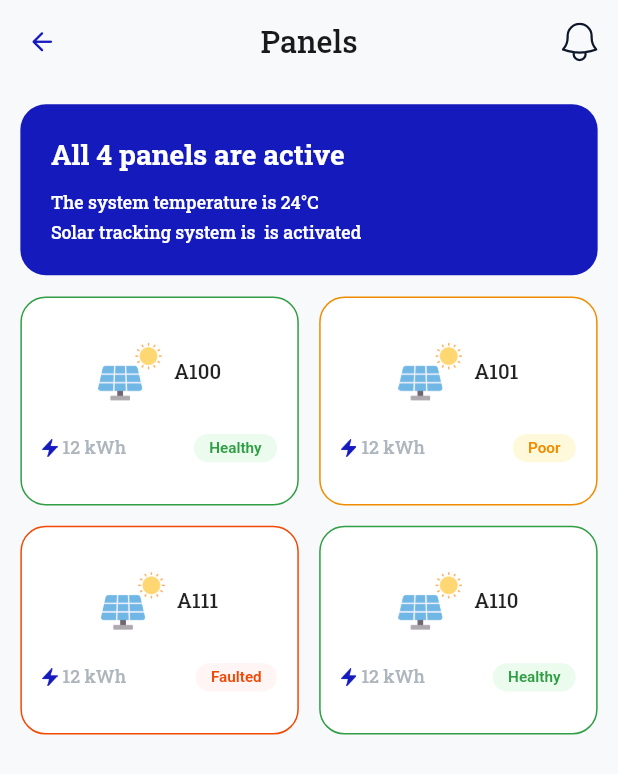
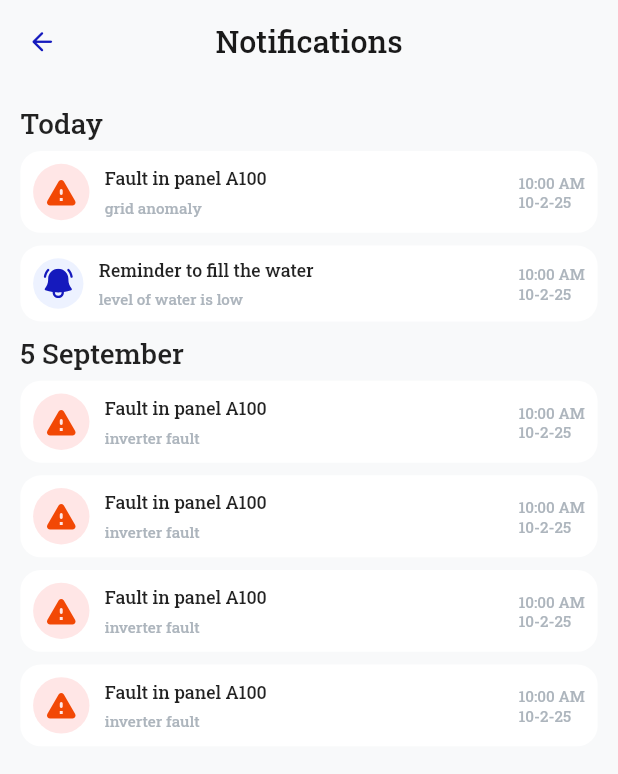
Before and after one commit to Habeba-Elhosary/solari-app, a Flutter app: the PanelsScreen screen opened directly, after a tap on an icon or button, on a phone screen of 412 x 824 dp. Shown: the top 774 px of the screen. Run offline on Flutter 3.47's test engine with Material 3 defaults, Android fonts, the phone set to English and light mode, and no system bars; our stand-ins replace bloc, bot_toast, cached_network_image, connectivity_plus, dio, easy_localization and 15 more; missing offline and left inert: app_settings, firebase_notifications_handler; accounts and stored records are empty; statements that could not run were skipped.

Commit message:
finished notifications screen

```diff
--- a/assets/translations/en.json
+++ b/assets/translations/en.json
@@ -78,5 +78,6 @@
   "edit_profile": "Edit Profile",
   "add_tech" : "Add Technician",
   "add_system" : "Add System",
-  "sign_out" : "Sign Out"
+  "sign_out" : "Sign Out",
+  "notifications" : "Notifications"
 }
--- a/lib/core/constants/app_assets.dart
+++ b/lib/core/constants/app_assets.dart
@@ -29,4 +29,5 @@ class AppAssets {
   static const String logout = 'assets/images/logout.svg';
   static const String addTech = 'assets/images/add.svg';
   static const String addSystem = 'assets/images/add_system.svg';
+  static const String notificationBlue = 'assets/images/notification_blue.svg';
 }
--- a/lib/features/analytics/presentation/pages/analytics_screen.dart
+++ b/lib/features/analytics/presentation/pages/analytics_screen.dart
@@ -10,6 +10,8 @@ import 'package:solari/core/widgets/app_spacer.dart';
 import 'package:solari/features/analytics/presentation/widgets/generating_chart.dart';
 import 'package:solari/features/analytics/presentation/widgets/performance_metrics.dart';
 import 'package:solari/features/analytics/presentation/widgets/predicted_energy.dart';
+import 'package:solari/features/profile/presentation/pages/notifications_screen.dart';
+import 'package:solari/injection_container.dart';
 
 class AnalyticsScreen extends StatelessWidget {
   const AnalyticsScreen({super.key});
@@ -29,8 +31,9 @@ class AnalyticsScreen extends StatelessWidget {
           Padding(
             padding: EdgeInsets.only(right: 16.sp),
             child: GestureDetector(
-              // TODO
-              onTap: () {},
+              onTap: () {
+                appNavigator.push(screen: NotificationsScreen());
+              },
               child: SvgPicture.asset(AppAssets.notifications),
             ),
           )
--- a/lib/features/home/presentation/widgets/home_header.dart
+++ b/lib/features/home/presentation/widgets/home_header.dart
@@ -6,6 +6,8 @@ import 'package:solari/core/constants/app_assets.dart';
 import 'package:solari/core/constants/app_colors.dart';
 import 'package:solari/core/constants/app_fonts.dart';
 import 'package:solari/core/constants/app_text_styles.dart';
+import 'package:solari/features/profile/presentation/pages/notifications_screen.dart';
+import 'package:solari/injection_container.dart';
 
 class HomeHeader extends StatelessWidget {
   const HomeHeader({super.key});
@@ -35,7 +37,12 @@ class HomeHeader extends StatelessWidget {
           ],
         ),
         Spacer(),
-        SvgPicture.asset(AppAssets.notifications)
+        GestureDetector(
+          onTap: () {
+            appNavigator.push(screen: NotificationsScreen());
+          },
+          child: SvgPicture.asset(AppAssets.notifications),
+        )
       ],
     );
   }
--- a/lib/features/panels/presentation/pages/panels_screen.dart
+++ b/lib/features/panels/presentation/pages/panels_screen.dart
@@ -8,6 +8,8 @@ import 'package:solari/core/constants/app_fonts.dart';
 import 'package:solari/core/constants/app_text_styles.dart';
 import 'package:solari/core/widgets/app_spacer.dart';
 import 'package:solari/features/panels/presentation/widgets/all_panels_section.dart';
+import 'package:solari/features/profile/presentation/pages/notifications_screen.dart';
+import 'package:solari/injection_container.dart';
 
 class PanelsScreen extends StatelessWidget {
   const PanelsScreen({super.key});
@@ -27,8 +29,9 @@ class PanelsScreen extends StatelessWidget {
           Padding(
             padding: EdgeInsets.only(right: 16.sp),
             child: GestureDetector(
-              // TODO
-              onTap: () {},
+              onTap: () {
+                appNavigator.push(screen: NotificationsScreen());
+              },
               child: SvgPicture.asset(AppAssets.notifications),
             ),
           )
--- /dev/null
+++ b/lib/features/profile/presentation/pages/notifications_screen.dart
@@ -0,0 +1,176 @@
+import 'package:easy_localization/easy_localization.dart';
+import 'package:flutter/material.dart';
+import 'package:flutter_screenutil/flutter_screenutil.dart';
+import 'package:flutter_svg/svg.dart';
+import 'package:solari/core/constants/app_assets.dart';
+import 'package:solari/core/constants/app_colors.dart';
+import 'package:solari/core/constants/app_fonts.dart';
+import 'package:solari/core/constants/app_text_styles.dart';
+import 'package:solari/core/widgets/app_spacer.dart';
+
+class NotificationsScreen extends StatelessWidget {
+  NotificationsScreen({super.key});
+
+  Map<String, dynamic> _getNotificationStyle(String type) {
+    switch (type) {
+      case 'warning':
+        return {
+          'icon': Icon(Icons.warning_rounded, color: AppColors.red),
+          'backgroundColor': Color(0XFFFFE6E6),
+        };
+      case 'reminder':
+        return {
+          'icon': SvgPicture.asset(AppAssets.notificationBlue),
+          'backgroundColor': Color(0XFFEDF2FF),
+        };
+      default:
+        return {
+          'icon': Icon(Icons.warning_rounded, color: AppColors.red),
+          'backgroundColor': Color(0XFFFFE6E6),
+        };
+    }
+  }
+
+  final List<Map<String, dynamic>> notifications = [
+    {
+      'date': 'Today',
+      'items': [
+        {
+          'type': 'warning',
+          'title': 'Fault in panel A100',
+          'subtitle': 'grid anomaly',
+          'time': '10:00 AM\n10-2-25',
+        },
+        {
+          'type': 'reminder',
+          'title': 'Reminder to fill the water',
+          'subtitle': 'level of water is low',
+          'time': '10:00 AM\n10-2-25',
+        },
+      ],
+    },
+    {
+      'date': '5 September',
+      'items': [
+        {
+          'type': 'warning',
+          'title': 'Fault in panel A100',
+          'subtitle': 'inverter fault',
+          'time': '10:00 AM\n10-2-25',
+        },
+        {
+          'type': 'warning',
+          'title': 'Fault in panel A100',
+          'subtitle': 'inverter fault',
+          'time': '10:00 AM\n10-2-25',
+        },
+        {
+          'type': 'warning',
+          'title': 'Fault in panel A100',
+          'subtitle': 'inverter fault',
+          'time': '10:00 AM\n10-2-25',
+        },
+        {
+          'type': 'warning',
+          'title': 'Fault in panel A100',
+          'subtitle': 'inverter fault',
+          'time': '10:00 AM\n10-2-25',
+        },
+      ],
+    },
+  ];
+
+  @override
+  Widget build(BuildContext context) {
+    return Scaffold(
+      appBar: AppBar(
+        title: Text(
+          tr('notifications'),
+          style: TextStyles.regular24.copyWith(
+            fontFamily: AppFonts.robotoSlab,
+            color: AppColors.black,
+          ),
+        ),
+      ),
+      body: Padding(
+        padding: EdgeInsets.all(16.sp),
+        child: ListView.builder(
+          itemCount: notifications.length,
+          itemBuilder: (context, index) {
+            final group = notifications[index];
+            return Column(
+              crossAxisAlignment: CrossAxisAlignment.start,
+              children: [
+                Text(
+                  group['date'],
+                  style: TextStyles.regular22
+                      .copyWith(fontFamily: AppFonts.robotoSlab),
+                ),
+                AppSpacer(heightRatio: 0.3),
+                ...group['items'].map<Widget>((item) {
+                  final style = _getNotificationStyle(item['type']);
+                  return Container(
+                    padding: EdgeInsets.all(10.sp),
+                    margin: EdgeInsets.only(bottom: 10.sp),
+                    decoration: BoxDecoration(
+                      borderRadius: BorderRadius.circular(16.r),
+                      color: AppColors.white,
+                    ),
+                    child: Row(
+                      crossAxisAlignment: CrossAxisAlignment.center,
+                      children: [
+                        Container(
+                          padding: EdgeInsets.all(8.sp),
+                          decoration: BoxDecoration(
+                            color: style['backgroundColor'],
+                            shape: BoxShape.circle,
+                          ),
+                          child: style['icon'],
+                        ),
+                        AppSpacer(widthRatio: 0.5),
+                        Expanded(
+                          child: Column(
+                            crossAxisAlignment: CrossAxisAlignment.start,
+                            children: [
+                              Text(
+                                item['title'],
+                                style: TextStyles.regular14.copyWith(
+                                  fontFamily: AppFonts.robotoSlab,
+                                ),
+                              ),
+                              AppSpacer(heightRatio: 0.2),
+                              Text(
+                                item['subtitle'],
+                                style: TextStyles.regular12.copyWith(
+                                  color: AppColors.greyDark,
+                                  fontFamily: AppFonts.robotoSlab,
+                                ),
+                              ),
+                            ],
+                          ),
+                        ),
+                        Column(
+                          crossAxisAlignment: CrossAxisAlignment.end,
+                          mainAxisAlignment: MainAxisAlignment.center,
+                          children: [
+                            Text(
+                              item['time'],
+                              style: TextStyles.regular12.copyWith(
+                                color: AppColors.greyDark,
+                                fontFamily: AppFonts.robotoSlab,
+                              ),
+                            ),
+                          ],
+                        ),
+                      ],
+                    ),
+                  );
+                }).toList(),
+              ],
+            );
+          },
+        ),
+      ),
+    );
+  }
+}
--- a/lib/features/profile/presentation/pages/profile_screen.dart
+++ b/lib/features/profile/presentation/pages/profile_screen.dart
@@ -8,7 +8,9 @@ import 'package:solari/core/constants/app_colors.dart';
 import 'package:solari/core/constants/app_fonts.dart';
 import 'package:solari/core/constants/app_text_styles.dart';
 import 'package:solari/core/widgets/app_spacer.dart';
+import 'package:solari/features/profile/presentation/pages/notifications_screen.dart';
 import 'package:solari/features/profile/presentation/widgets/profile_item.dart';
+import 'package:solari/injection_container.dart';
 
 class ProfileScreen extends StatelessWidget {
   const ProfileScreen({super.key});
@@ -28,8 +30,9 @@ class ProfileScreen extends StatelessWidget {
           Padding(
             padding: EdgeInsets.only(right: 16.sp),
             child: GestureDetector(
-              // TODO
-              onTap: () {},
+              onTap: () {
+                appNavigator.push(screen: NotificationsScreen());
+              },
               child: SvgPicture.asset(AppAssets.notifications),
             ),
           )
@@ -50,14 +53,12 @@ class ProfileScreen extends StatelessWidget {
                     borderRadius: BorderRadius.circular(20.r),
                     color: AppColors.primary,
                   ),
+                  child: GestureDetector(
+                    onTap: () {},
                     child: Row(
                       crossAxisAlignment: CrossAxisAlignment.center,
                       children: [
-                      GestureDetector(
-                        onTap: () {
-                          //TODO
-                        },
-                        child: Container(
+                        Container(
                           height: 70.sp,
                           width: 70.sp,
                           decoration: BoxDecoration(
@@ -69,7 +70,6 @@ class ProfileScreen extends StatelessWidget {
                               imageUrl:
                                   'https://images.unsplash.com/photo-1535713875002-d1d0cf377fde?ixlib=rb-1.2.1&ixid=MnwxMjA3fDB8MHxwaG90by1wYWdlfHx8fGVufDB8fHx8&auto=format&fit=crop&w=580&q=80',
                               fit: BoxFit.cover,
-                            ),
                             ),
                           ),
                         ),
@@ -94,6 +94,7 @@ class ProfileScreen extends StatelessWidget {
                         Spacer(),
                         SvgPicture.asset(AppAssets.edit)
                       ],
+                    ),
                   ),
                 ),
                 AppSpacer(heightRatio: 0.5),
```
Also changed, not shown: assets/images/notification_blue.svg (added). Lines whose indentation alone changed are shown as unchanged.
